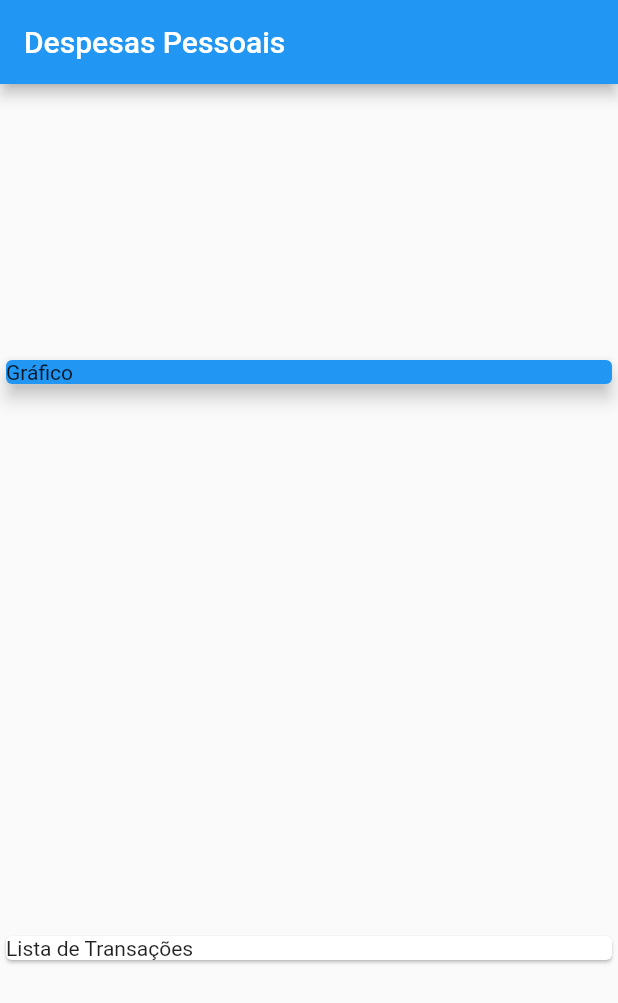
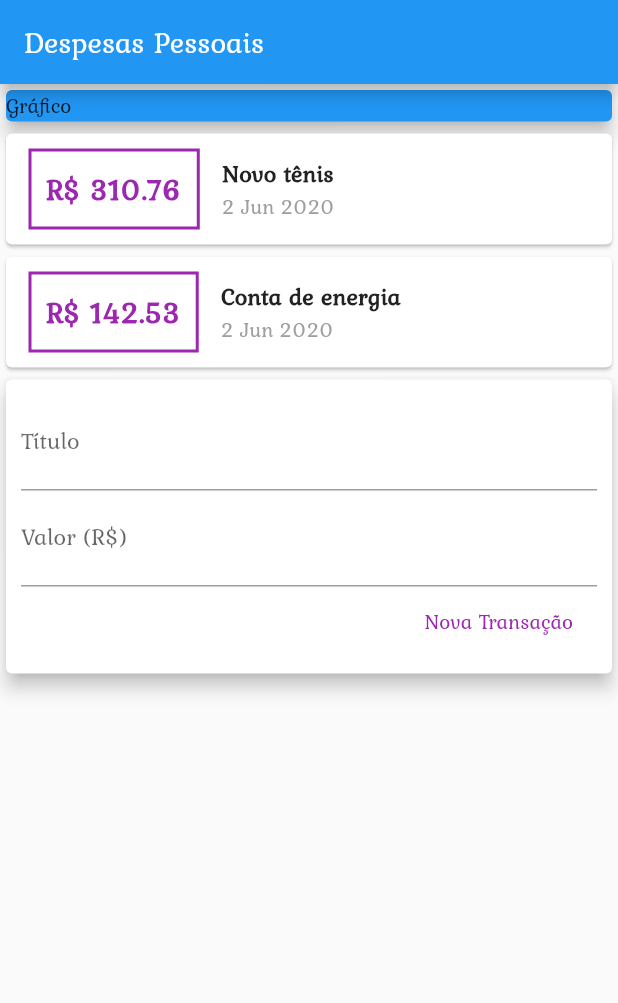
Before and after one commit to renatorv/despesas, a Flutter app: the screen it shows after launch, on a phone screen of 412 x 824 dp. Shown: the top 1003 px of the screen. Run offline on Flutter 3.47's test engine with Material 2 defaults, Android fonts, the phone set to English and light mode, and no system bars.

Commit message:
nova fonte

```diff
--- a/lib/main.dart
+++ b/lib/main.dart
@@ -1,4 +1,6 @@
+import 'models/transaction.dart';
 import 'package:flutter/material.dart';
+import 'package:intl/intl.dart';
 
 main() => runApp(ExpensesApp());
 
@@ -7,12 +9,31 @@ class ExpensesApp extends StatelessWidget {
   Widget build(BuildContext context) {
     return MaterialApp(
       debugShowCheckedModeBanner: false,
+      theme: ThemeData(fontFamily: 'Kurale'),
       home: MyHomePage(),
     );
   }
 }
 
 class MyHomePage extends StatelessWidget {
+  final titleController = TextEditingController();
+  final valueController = TextEditingController();
+
+  final _transactions = [
+    Transaction(
+      id: "t1",
+      title: "Novo tênis",
+      value: 310.76,
+      date: DateTime.now(),
+    ),
+    Transaction(
+      id: "t2",
+      title: "Conta de energia",
+      value: 142.53,
+      date: DateTime.now(),
+    ),
+  ];
+
   @override
   Widget build(BuildContext context) {
     return Scaffold(
@@ -20,22 +41,102 @@ class MyHomePage extends StatelessWidget {
         title: Text('Despesas Pessoais'),
       ),
       body: Column(
-        mainAxisAlignment: MainAxisAlignment.spaceAround,
         crossAxisAlignment: CrossAxisAlignment.stretch,
         children: <Widget>[
           Container(
-            //width: double.infinity,
             child: Card(
               child: Text('Gráfico'),
               elevation: 5,
               color: Colors.blue,
             ),
           ),
+          Column(
+            children: _transactions.map((t) {
+              return Card(
+                child: Row(
+                  children: <Widget>[
+                    Container(
+                      margin: EdgeInsets.symmetric(
+                        horizontal: 15,
+                        vertical: 10,
+                      ),
+                      decoration: BoxDecoration(
+                        border: Border.all(
+                          color: Colors.purple,
+                          width: 2,
+                        ),
+                      ),
+                      padding: EdgeInsets.all(10),
+                      child: Text(
+                        'R\$ ${t.value.toStringAsFixed(2)}',
+                        style: TextStyle(
+                            fontWeight: FontWeight.bold,
+                            fontSize: 20,
+                            color: Colors.purple),
+                      ),
+                    ),
+                    Column(
+                      crossAxisAlignment: CrossAxisAlignment.start,
+                      children: <Widget>[
+                        Text(
+                          t.title,
+                          style: TextStyle(
+                            fontWeight: FontWeight.bold,
+                            fontSize: 16,
+                          ),
+                        ),
+                        Text(
+                          DateFormat('d MMM y').format(t.date),
+                          // t.date.toString(),
+                          style: TextStyle(
+                            color: Colors.grey,
+                          ),
+                        )
+                      ],
+                    )
+                  ],
+                ),
+              );
+            }).toList(),
+          ),
           Card(
-            child: Text('Lista de Transações'),
+            elevation: 5,
+            child: Padding(
+              padding: const EdgeInsets.all(10),
+              child: Column(
+                children: <Widget>[
+                  TextField(
+                    controller: titleController,
+                    decoration: InputDecoration(labelText: 'Título'),
+                  ),
+                  TextField(
+                    controller: valueController,
+                    decoration: InputDecoration(labelText: 'Valor (R\$)'),
+                  ),
+                  Row(
+                    mainAxisAlignment: MainAxisAlignment.end,
+                    children: <Widget>[
+                      FlatButton(
+                        onPressed: () {
+                          print(titleController.text);
+                          print(valueController.text);
+                        },
+                        child: Text('Nova Transação'),
+                        textColor: Colors.purple,
+                      ),
+                    ],
+                  )
+                ],
+              ),
+            ),
           )
         ],
       ),
     );
   }
 }
+
+// https://fonts.google.com/specimen/IM+Fell+Double+Pica+SC
+// https://fonts.google.com/specimen/Overlock+SC
+// https://fonts.google.com/specimen/Stylish
+// https://www.udemy.com/course/curso-flutter/learn/lecture/17953630#questions
--- /dev/null
+++ b/lib/models/transaction.dart
@@ -0,0 +1,15 @@
+import 'package:flutter/cupertino.dart';
+
+class Transaction{
+  final String id;
+  final String title;
+  final double value;
+  final DateTime date;
+
+  Transaction({
+    @required this.id,
+    @required this.title,
+    @required this.value,
+    @required this.date,
+  });
+}
```
Also changed, not shown: pubspec.yaml (+6 -5 lines), assets/fonts/Kurale-Regular.ttf (added), pubspec.lock, 2 other files.
